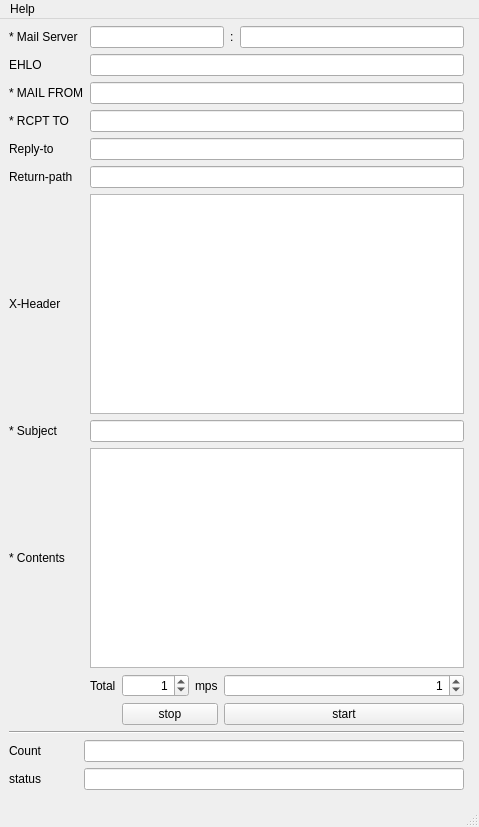
jybaek/gist, file sendmail/measure.ui: the form before one commit.
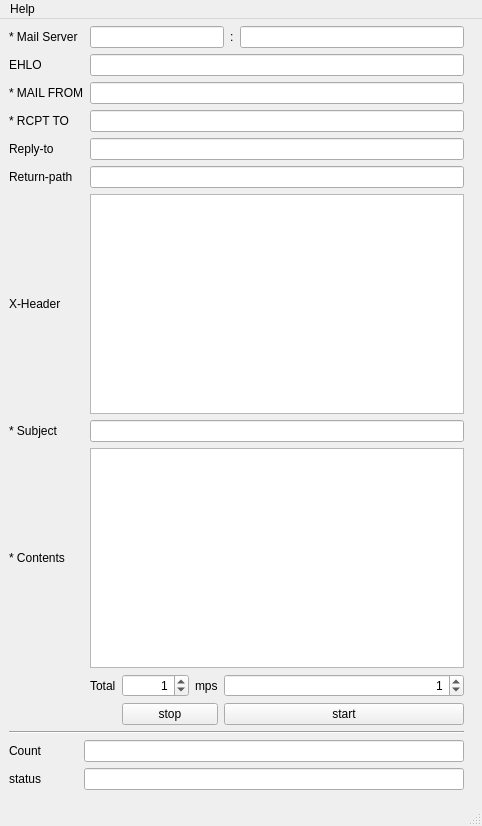
The form after the commit.

Commit message: [sendmail] UI 기능 간소화에 따른 동작 수정

What changed in the file:
```diff
--- a/sendmail/measure.ui
+++ b/sendmail/measure.ui
@@ -6,8 +6,8 @@
    <rect>
     <x>0</x>
     <y>0</y>
-    <width>479</width>
-    <height>827</height>
+    <width>482</width>
+    <height>826</height>
    </rect>
   </property>
   <property name="windowTitle">
@@ -264,7 +264,7 @@
     <rect>
      <x>0</x>
      <y>0</y>
-     <width>479</width>
+     <width>482</width>
      <height>31</height>
     </rect>
    </property>
```
Left out of the diff: 12 changed lines with no effect on the pictures. The commit also changes 1 other file.
